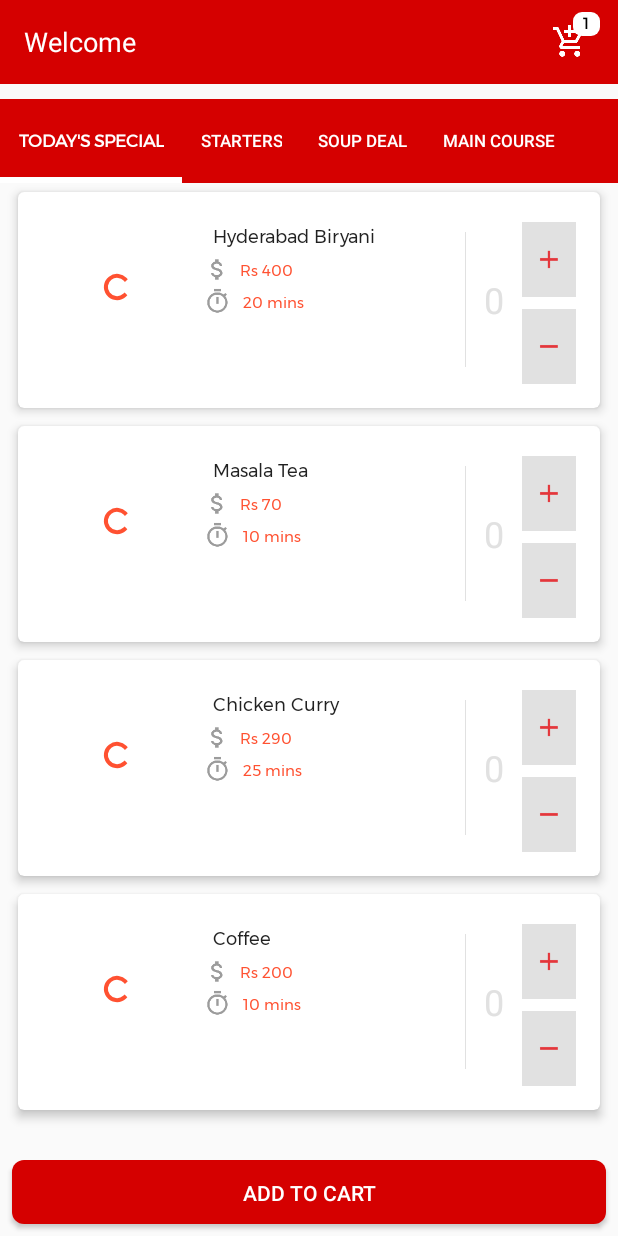
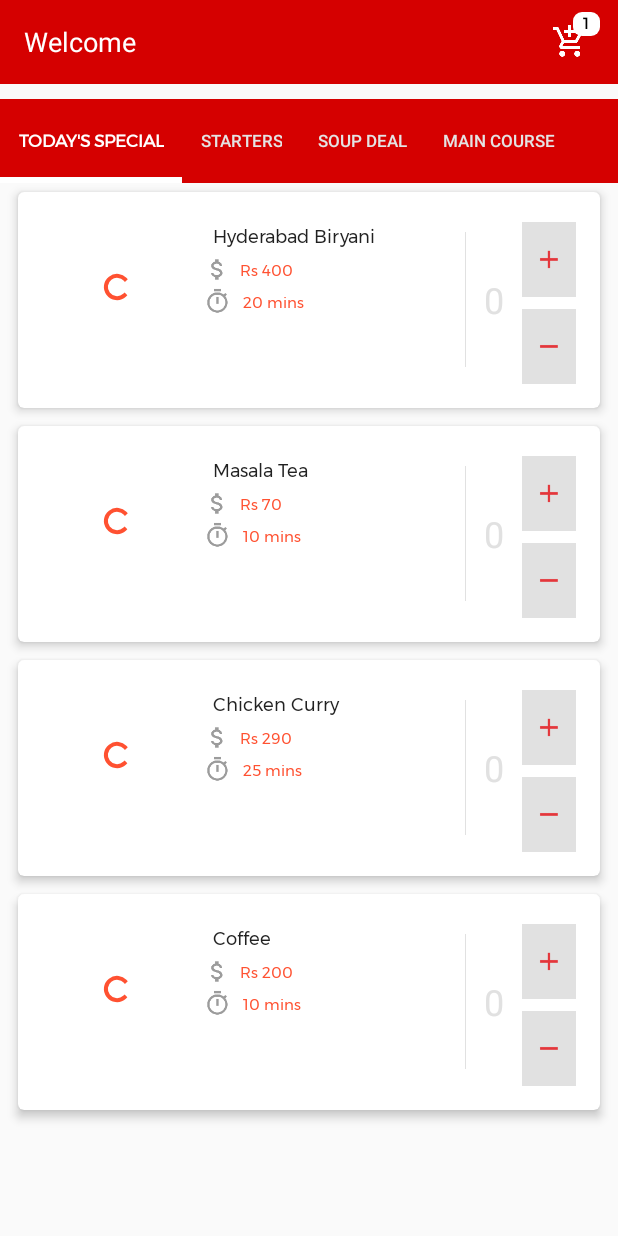
Before and after one commit to bipin-adh/Order-Manage, an Android app: the screen it shows after launch (MainActivity), on a phone screen of 412 x 824 dp. Run offline under Robolectric (Android 15) with nearby library versions, the phone set to English and light mode, and no system bars; our stand-ins replace ButterKnife; pictures from the network do not load; 4 statements that could not run were skipped.

Commit message:
Removed addToCart button

```diff
--- a/app/src/main/java/com/example/bpn8adh/ordermanage/fragments/MainCourseFragment.java
+++ b/app/src/main/java/com/example/bpn8adh/ordermanage/fragments/MainCourseFragment.java
@@ -32,8 +32,8 @@ import butterknife.OnClick;
 public class MainCourseFragment extends Fragment {
     @BindView(R.id.recyclerView)
     RecyclerView recyclerView;
-    @BindView(R.id.add_to_cart)
-    Button addToCartBtn;
+//    @BindView(R.id.add_to_cart)
+//    Button addToCartBtn;
 
     public static final String TAG = MainCourseFragment.class.getSimpleName();
     private Context mContext;
@@ -77,14 +77,14 @@ public class MainCourseFragment extends Fragment {
         return view;
     }
 
-    @OnClick({R.id.add_to_cart})
-    public void onClick(View view) {
-        switch (view.getId()) {
-            case R.id.add_to_cart:
-                OrderManageApplication.getInstance().showToast("Order placed successfully");
-                break;
-        }
-    }
+//    @OnClick({R.id.add_to_cart})
+//    public void onClick(View view) {
+//        switch (view.getId()) {
+//            case R.id.add_to_cart:
+//                OrderManageApplication.getInstance().showToast("Order placed successfully");
+//                break;
+//        }
+//    }
 
     private void setItemDetails() {
         FoodDetails foodDetails = new FoodDetails();
--- a/app/src/main/java/com/example/bpn8adh/ordermanage/fragments/SoupFragment.java
+++ b/app/src/main/java/com/example/bpn8adh/ordermanage/fragments/SoupFragment.java
@@ -32,8 +32,8 @@ import butterknife.OnClick;
 public class SoupFragment extends Fragment {
     @BindView(R.id.recyclerView)
     RecyclerView recyclerView;
-    @BindView(R.id.add_to_cart)
-    Button addToCartBtn;
+//    @BindView(R.id.add_to_cart)
+//    Button addToCartBtn;
 
     private Context mContext;
     private LinearLayoutManager linearLayoutManager;
@@ -76,14 +76,14 @@ public class SoupFragment extends Fragment {
         return view;
     }
 
-    @OnClick({R.id.add_to_cart})
-    public void onClick(View view) {
-        switch (view.getId()) {
-            case R.id.add_to_cart:
-                OrderManageApplication.getInstance().showToast("Order placed succesfully");
-                break;
-        }
-    }
+//    @OnClick({R.id.add_to_cart})
+//    public void onClick(View view) {
+//        switch (view.getId()) {
+//            case R.id.add_to_cart:
+//                OrderManageApplication.getInstance().showToast("Order placed succesfully");
+//                break;
+//        }
+//    }
 
     private void setItemDetails() {
         FoodDetails foodDetails = new FoodDetails();
--- a/app/src/main/java/com/example/bpn8adh/ordermanage/fragments/StartersFragment.java
+++ b/app/src/main/java/com/example/bpn8adh/ordermanage/fragments/StartersFragment.java
@@ -29,8 +29,8 @@ import butterknife.OnClick;
 public class StartersFragment extends Fragment {
     @BindView(R.id.recyclerView)
     RecyclerView recyclerView;
-    @BindView(R.id.add_to_cart)
-    Button addToCartBtn;
+//    @BindView(R.id.add_to_cart)
+//    Button addToCartBtn;
 
     private Context mContext;
     private LinearLayoutManager linearLayoutManager;
@@ -74,13 +74,13 @@ public class StartersFragment extends Fragment {
         return view;
     }
 
-    @OnClick({R.id.add_to_cart})
-    public void onClick(View view) {
-        switch (view.getId()) {
-            case R.id.add_to_cart:
-                break;
-        }
-    }
+//    @OnClick({R.id.add_to_cart})
+//    public void onClick(View view) {
+//        switch (view.getId()) {
+//            case R.id.add_to_cart:
+//                break;
+//        }
+//    }
 
     private void setItemDetails() {
         FoodDetails foodDetails = new FoodDetails();
--- a/app/src/main/java/com/example/bpn8adh/ordermanage/utils/GeneralUtils.java
+++ b/app/src/main/java/com/example/bpn8adh/ordermanage/utils/GeneralUtils.java
@@ -4,15 +4,14 @@ import android.content.Context;
 import android.graphics.Typeface;
 
 /**
- * Created by bpn8adh on 06/03/18.
+ * Created by Bipin Adhikari on 06/03/18.
  */
 
 public class GeneralUtils {
-    private static final String FONTPATH = "fonts/Montserrat-Regular.ttf";
+    private static final String FONT_PATH = "fonts/Montserrat-Regular.ttf";
 
     public static Typeface getTypeface(final Context context) {
-        Typeface typeface = Typeface.createFromAsset(context.getAssets(), FONTPATH);
+        Typeface typeface = Typeface.createFromAsset(context.getAssets(), FONT_PATH);
         return typeface;
     }
-
 }
--- a/app/src/main/res/layout/content_main.xml
+++ b/app/src/main/res/layout/content_main.xml
@@ -11,8 +11,8 @@
         android:layout_width="0dp"
         android:layout_height="?attr/actionBarSize"
         android:layout_gravity="bottom"
+        android:background="@color/colorPrimary"
         android:maxWidth="200dp"
-        android:background="@color/colorPrimary"
         android:overScrollMode="never"
         app:layout_constraintLeft_toLeftOf="parent"
         app:layout_constraintRight_toRightOf="parent"
@@ -22,7 +22,7 @@
         app:tabIndicatorHeight="4dp"
         app:tabSelectedTextColor="@color/white"
         app:tabTextAppearance="@style/MineCustomTabText"
-        app:tabTextColor="@color/white" />
+        app:tabTextColor="@color/gray_color" />
 
     <android.support.v4.view.ViewPager
         android:id="@+id/viewPagerMain"
@@ -40,5 +40,5 @@
         android:layout_width="wrap_content"
         android:layout_height="wrap_content"
         android:orientation="horizontal"
-        app:layout_constraintGuide_percent="0.08"/>
+        app:layout_constraintGuide_percent="0.08" />
 </android.support.constraint.ConstraintLayout>
--- a/app/src/main/res/layout/fragment_tabs.xml
+++ b/app/src/main/res/layout/fragment_tabs.xml
@@ -4,37 +4,35 @@
     android:layout_height="match_parent"
     tools:context="com.example.bpn8adh.ordermanage.fragments.TodaysSpecialFragment">
 
-    <LinearLayout xmlns:android="http://schemas.android.com/apk/res/android"
-        xmlns:tools="http://schemas.android.com/tools"
+    <!--<LinearLayout xmlns:android="http://schemas.android.com/apk/res/android"-->
+    <!--xmlns:tools="http://schemas.android.com/tools"-->
+    <!--android:layout_width="match_parent"-->
+    <!--android:layout_height="match_parent"-->
+    <!--android:orientation="vertical"-->
+    <!--&gt;-->
+
+    <android.support.v7.widget.RecyclerView
+        android:id="@+id/recyclerView"
         android:layout_width="match_parent"
         android:layout_height="match_parent"
-        android:orientation="vertical"
-        android:weightSum="5"
-        >
-
-        <android.support.v7.widget.RecyclerView
-            android:id="@+id/recyclerView"
-            android:layout_width="match_parent"
-            android:layout_height="match_parent"
-            android:layout_weight="4"
-            android:clipToPadding="false" />
-        <Button
-            android:id="@+id/add_to_cart"
-            android:layout_width="match_parent"
-            android:padding="12dp"
-            android:layout_gravity="center"
-            android:layout_height="?attr/actionBarSize"
-            android:layout_marginBottom="8dp"
-            android:layout_marginLeft="8dp"
-            android:layout_marginRight="8dp"
-            android:layout_weight="1"
-            android:background="@drawable/rounded_corner_btn"
-            android:gravity="center"
-            android:text="Add to cart"
-            android:textAlignment="center"
-            android:textColor="@color/white" />
+        android:clipToPadding="false" />
+    <!--<Button-->
+    <!--android:id="@+id/add_to_cart"-->
+    <!--android:layout_width="match_parent"-->
+    <!--android:padding="12dp"-->
+    <!--android:layout_gravity="center"-->
+    <!--android:layout_height="?attr/actionBarSize"-->
+    <!--android:layout_marginBottom="8dp"-->
+    <!--android:layout_marginLeft="8dp"-->
+    <!--android:layout_marginRight="8dp"-->
+    <!--android:layout_weight="1"-->
+    <!--android:background="@drawable/rounded_corner_btn"-->
+    <!--android:gravity="center"-->
+    <!--android:text="Add to cart"-->
+    <!--android:textAlignment="center"-->
+    <!--android:textColor="@color/white" />-->
 
 
-    </LinearLayout>
+    <!--</LinearLayout>-->
 
 </FrameLayout>
```
Also changed, not shown: app/src/main/java/com/example/bpn8adh/ordermanage/fragments/TodaysSpecialFragment.java (+11 -11 lines).
